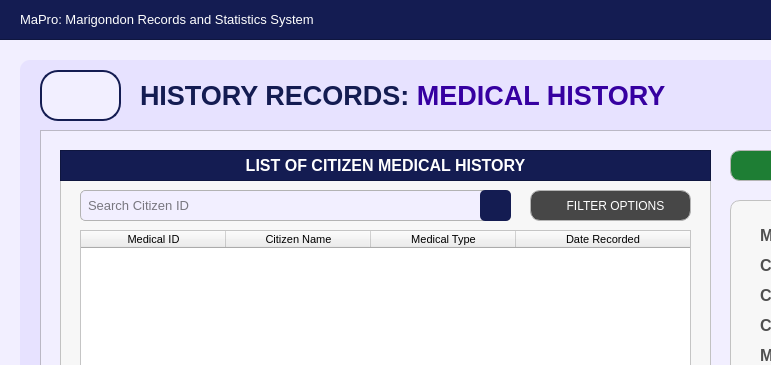
Old version of the form Resources/UIs/MainPages/HistoryRecordPages/medical_history.ui in the repository Yohhannn/Barangay-Records-Statistics-System; both pictures show x 0 to 771 and y 0 to 365 of the 1350 by 850 pixel window.
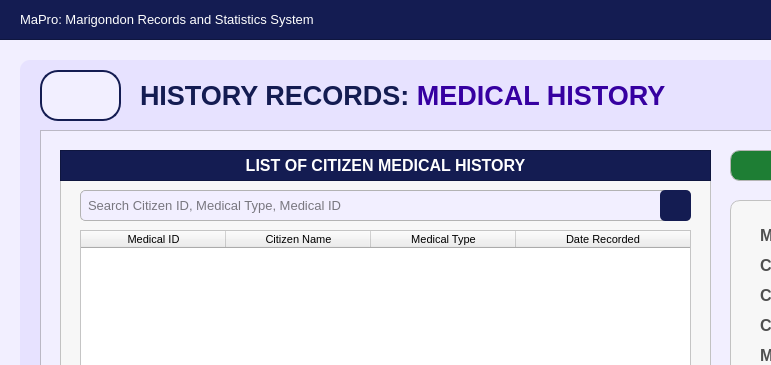
New version of the form. Icons and pictures are not drawn.

Commit message: drafted-filter-option-med

Patch:
```diff
--- a/Resources/UIs/MainPages/HistoryRecordPages/medical_history.ui
+++ b/Resources/UIs/MainPages/HistoryRecordPages/medical_history.ui
@@ -287,7 +287,7 @@
        <rect>
         <x>20</x>
         <y>40</y>
-        <width>431</width>
+        <width>611</width>
         <height>31</height>
        </rect>
       </property>
@@ -311,13 +311,13 @@
        <string/>
       </property>
       <property name="placeholderText">
-       <string>Search Citizen ID</string>
+       <string>Search Citizen ID, Medical Type, Medical ID</string>
       </property>
      </widget>
      <widget class="QPushButton" name="histrecMedHistoryID_buttonSearch">
       <property name="geometry">
        <rect>
-        <x>420</x>
+        <x>600</x>
         <y>40</y>
         <width>31</width>
         <height>31</height>
@@ -485,61 +485,6 @@
        </property>
       </column>
      </widget>
-     <widget class="QPushButton" name="medicalhistoryList_buttonFilter">
-      <property name="geometry">
-       <rect>
-        <x>470</x>
-        <y>40</y>
-        <width>161</width>
-        <height>31</height>
-       </rect>
-      </property>
-      <property name="font">
-       <font>
-        <family>Arial</family>
-        <pointsize>9</pointsize>
-       </font>
-      </property>
-      <property name="cursor">
-       <cursorShape>PointingHandCursor</cursorShape>
-      </property>
-      <property name="focusPolicy">
-       <enum>Qt::FocusPolicy::NoFocus</enum>
-      </property>
-      <property name="styleSheet">
-       <string notr="true">#medicalhistoryList_buttonFilter {
-    background-color:  #474747;
-    color: white;
-    border: 1px solid #b5b5b5;
-    border-radius: 10px;
-    padding: 10px; 
-}
-
-#medicalhistoryList_buttonFilter:hover {
-    background-color: #636363;
-    color: white; 
-}
-
-#medicalhistoryList_buttonFilter:pressed {
-    background-color: #bfbfbf;
-    color: white; 
-}
-</string>
-      </property>
-      <property name="text">
-       <string>   FILTER OPTIONS</string>
-      </property>
-      <property name="icon">
-       <iconset>
-        <normaloff>../../../Assets/FuncIcons/icon_filter.svg</normaloff>../../../Assets/FuncIcons/icon_filter.svg</iconset>
-      </property>
-      <property name="iconSize">
-       <size>
-        <width>18</width>
-        <height>18</height>
-       </size>
-      </property>
-     </widget>
     </widget>
     <widget class="QPushButton" name="histrec_medicalhistory_button_update">
      <property name="geometry">
```
